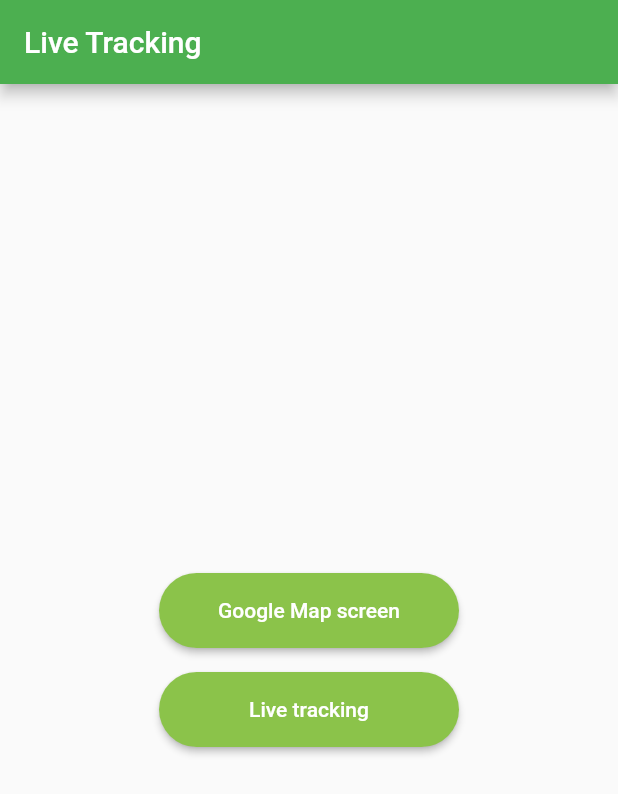
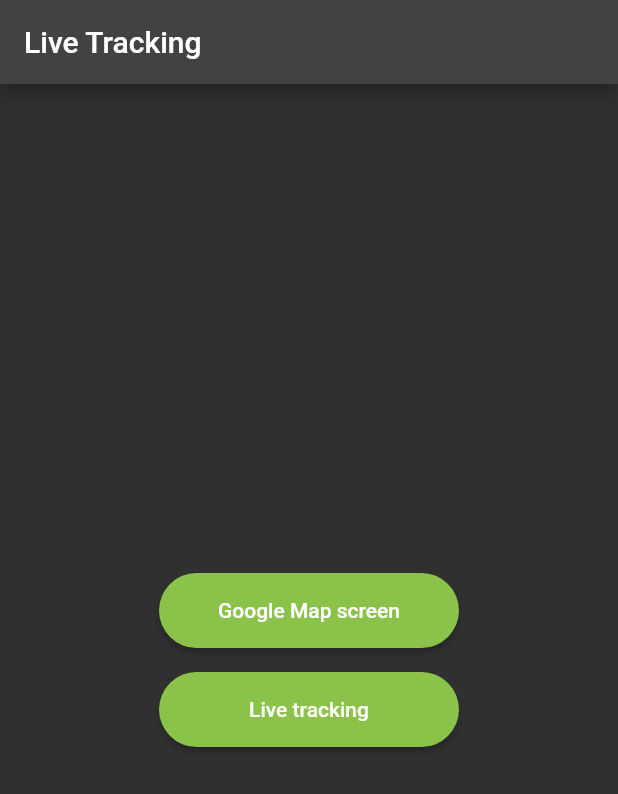
Before and after one commit to iesdevs/municipal-garbage-truck-tracking-system, a Flutter app: the screen it shows after launch, on a phone screen of 412 x 824 dp. Shown: the top 794 px of the screen. Run offline on Flutter 3.47's test engine with Material 2 defaults, Android fonts, the phone set to English and light mode, and no system bars; our stand-ins replace firebase_database, google_maps_flutter, location; missing offline and left inert: device_id; accounts and stored records are empty.

Commit message:
Added theme and background

```diff
--- a/lib/main.dart
+++ b/lib/main.dart
@@ -11,7 +11,8 @@
       debugShowCheckedModeBanner: false,
       title: 'Flutter Maps',
       theme: ThemeData(
-        primarySwatch: Colors.green,
+        brightness: Brightness.dark,
+        primaryColor: Colors.green[800],
       ),
       home: MyHomePage(title: 'Live Tracking'),
     );
@@ -34,6 +35,13 @@
         title: Text(widget.title),
       ),
       body: Center(
+        //use Container for back-image
+        //decoration: BoxDecoration(
+        // image: DecorationImage(
+        // image: AssetImage("assets/gps_icon.png"),
+        // fit: BoxFit.cover,
+        // ),
+        //),
         child: Column(
           mainAxisAlignment: MainAxisAlignment.center,
           children: <Widget>[
```
Also changed, not shown: lib/googleMapScreen/google-map-screen.dart (+11 -12 lines).
